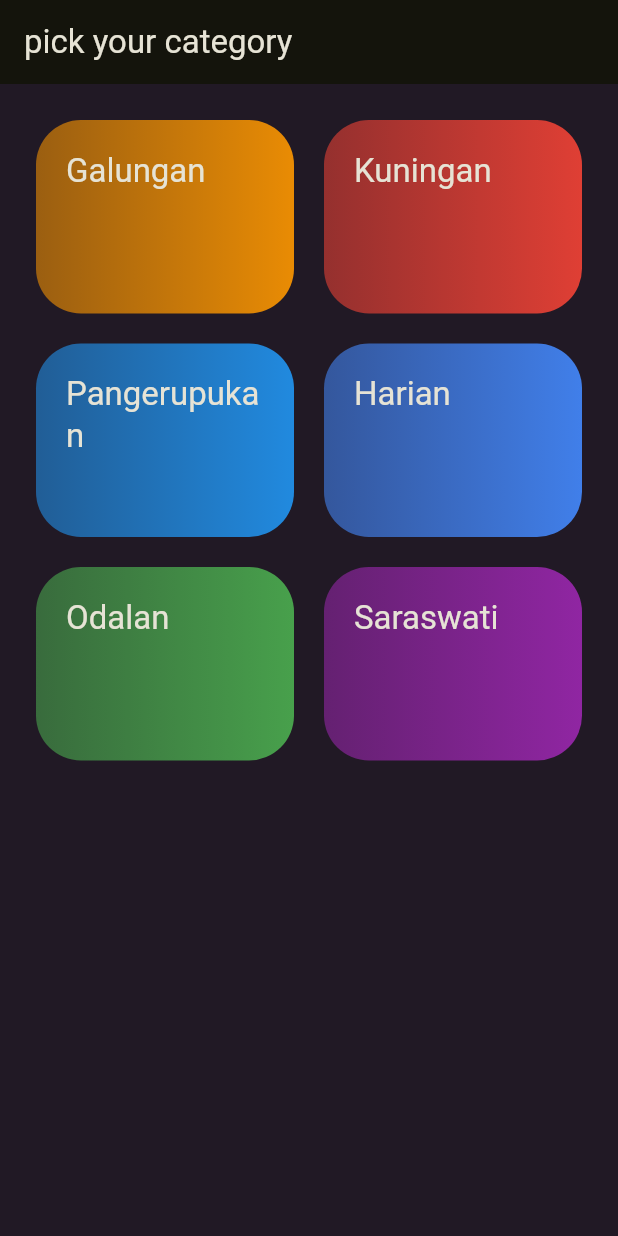
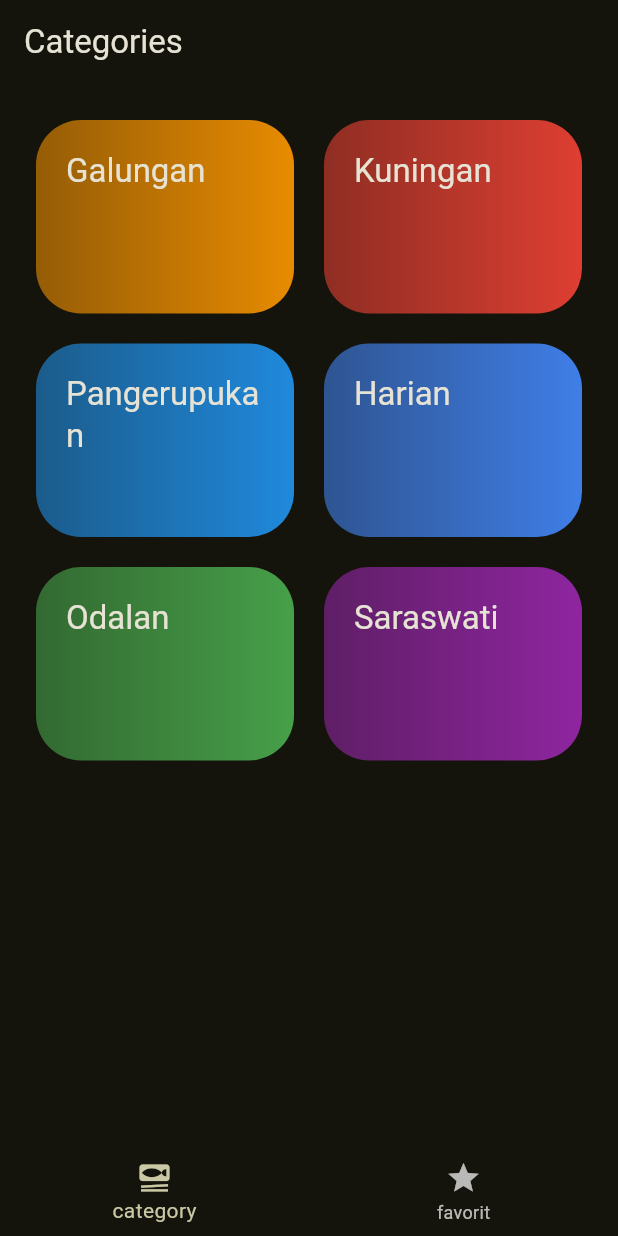
Before and after one commit to AntaWx/banten_category, a Flutter app: the screen it shows after launch, on a phone screen of 412 x 824 dp. Run offline on Flutter 3.47's test engine with Material 2 defaults, Android fonts, the phone set to English and light mode, and no system bars; our stand-ins replace google_fonts, transparent_image; Roboto replaces fonts that are missing (Acme).

Commit message:
make bottom nav bar

```diff
--- a/lib/data/dummy_category.dart
+++ b/lib/data/dummy_category.dart
@@ -33,7 +33,6 @@ var listOfBanten = [
       description: [
         'Kamis Wage Sungsang disebut dengan parerebon atau yang lebih dikenal dengan Sugihan Jawa. Dinamakan sugihan jawa karena merupakan hari suci bagi para Bhatara untuk melakukan rerebu di sanggah dan parahyangan, yang disertai pangraratan dan pembersihan untuk Bhatara dengan kembang wangi. Orang yang memiliki kemampuan dalam hal tatwa akan melakukan yoga semadhi, pendeta akan melakukan pemujaan tertinggi, karena Bhatara pada hari ini turun ke dunia diiringi oleh para Dewa Pitara untuk persembahan hingga Galungan nanti.',
         'Rerebu atau marerebon ini bertujuan untuk menetralisir kekuatan negatif yang ada pada alam semesta atau Bhuana Agung.',
-        'Untuk persembahannya lebih lanjut dikatakan:',
         'Pakreti nikang wwang, sasayut mwang tutwang, pangarad kasukan ngaranya.',
         'Sesajennya yaitu sesayut tutwan atau pangarad kasukan.',
       ]),
--- a/lib/main.dart
+++ b/lib/main.dart
@@ -1,4 +1,5 @@
 import 'package:banten_apps/screens/categories.dart';
+import 'package:banten_apps/screens/tabs_screen.dart';
 import 'package:flutter/material.dart';
 
 import 'package:google_fonts/google_fonts.dart';
@@ -21,10 +22,10 @@ class MyApp extends StatelessWidget {
   @override
   Widget build(BuildContext context) {
     return MaterialApp(
-      debugShowCheckedModeBanner: false ,
+      debugShowCheckedModeBanner: false,
       title: 'Flutter Demo',
       theme: theme,
-      home: const Categories(),
+      home: const TabsScreen(),
     );
   }
 }
--- a/lib/screens/categories.dart
+++ b/lib/screens/categories.dart
@@ -20,12 +20,7 @@ class Categories extends StatelessWidget {
 
   @override
   Widget build(BuildContext context) {
-    return Scaffold(
-      backgroundColor: const Color.fromRGBO(33, 25, 37, 1),
-      appBar: AppBar(
-        title: const Text('pick your category'),
-      ),
-      body: GridView(
+    return GridView(
       padding: const EdgeInsets.all(24),
       gridDelegate: const SliverGridDelegateWithFixedCrossAxisCount(
           crossAxisCount: 2,
@@ -42,7 +37,6 @@ class Categories extends StatelessWidget {
                 ))
             .toList()
       ],
-      ),
     );
   }
 }
--- /dev/null
+++ b/lib/screens/tabs_screen.dart
@@ -0,0 +1,44 @@
+import 'package:banten_apps/screens/banten_screen.dart';
+import 'package:banten_apps/screens/categories.dart';
+import 'package:flutter/material.dart';
+
+class TabsScreen extends StatefulWidget {
+  const TabsScreen({super.key});
+
+  @override
+  State<TabsScreen> createState() => _TabsScreenState();
+}
+
+class _TabsScreenState extends State<TabsScreen> {
+  int _selectedPageIndex = 0;
+
+  void _onSelectedPage(int index) {
+    setState(() {
+      _selectedPageIndex = index;
+    });
+  }
+
+  @override
+  Widget build(BuildContext context) {
+    Widget activePage = const Categories();
+    var selectedPageTitle = 'Categories';
+
+    if (_selectedPageIndex == 1) {
+      activePage = const BantenScreen(banten: []);
+      selectedPageTitle = 'Favorites';
+    }
+
+    return Scaffold(
+      appBar: AppBar(title: Text(selectedPageTitle)),
+      body: activePage,
+      bottomNavigationBar: BottomNavigationBar(
+          onTap: _onSelectedPage,
+          currentIndex: _selectedPageIndex,
+          items: const [
+            BottomNavigationBarItem(
+                icon: Icon(Icons.set_meal), label: 'category'),
+            BottomNavigationBarItem(icon: Icon(Icons.star), label: 'favorit')
+          ]),
+    );
+  }
+}
--- a/pubspec.yaml
+++ b/pubspec.yaml
@@ -34,6 +34,7 @@ dependencies:
   google_fonts: ^4.0.3
   transparent_image: ^2.0.1
   flutter_screenutil: ^5.0.0+2
+  get: ^4.6.5
 
 
   # The following adds the Cupertino Icons font to your application.
```
Also changed, not shown: lib/screens/banten_screen.dart (+8 -3 lines), lib/widgets/banten_detail.dart (+16 -19 lines), pubspec.lock. Lines whose indentation alone changed are shown as unchanged.
